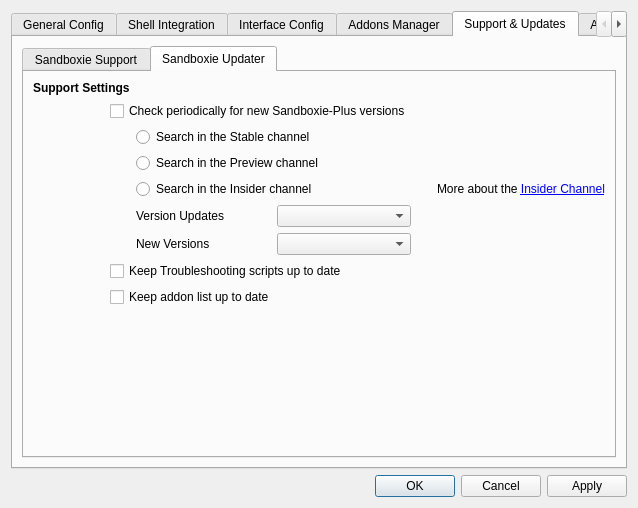
Qt form SandboxiePlus/SandMan/Forms/SettingsWindow.ui (sandboxie-plus/Sandboxie) before a commit.
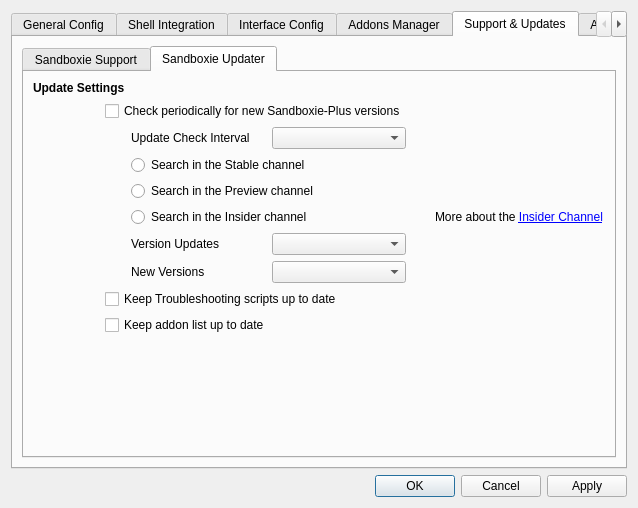
The same form after that commit. The open tabs and pages were chosen to show the change. Icons and pictures are not drawn.

Diff of the .ui file:
```diff
--- a/SandboxiePlus/SandMan/Forms/SettingsWindow.ui
+++ b/SandboxiePlus/SandMan/Forms/SettingsWindow.ui
@@ -1331,112 +1331,81 @@
                <property name="leftMargin">
                 <number>0</number>
                </property>
-               <item row="7" column="2">
-                <widget class="QLabel" name="label_25">
-                 <property name="toolTip">
-                  <string>New full versions from the selected release channel.</string>
+               <item row="4" column="4">
+                <widget class="QLabel" name="lblStable">
+                 <property name="text">
+                  <string/>
                  </property>
+                </widget>
+               </item>
+               <item row="4" column="1">
+                <widget class="QLabel" name="label_39">
+                 <property name="maximumSize">
+                  <size>
+                   <width>20</width>
+                   <height>16777215</height>
+                  </size>
+                 </property>
                  <property name="text">
-                  <string>New Versions</string>
+                  <string/>
                  </property>
                 </widget>
                </item>
-               <item row="9" column="1" colspan="6">
+               <item row="10" column="1" colspan="6">
                 <widget class="QCheckBox" name="chkUpdateAddons">
                  <property name="text">
                   <string>Keep addon list up to date</string>
                  </property>
                 </widget>
                </item>
-               <item row="10" column="4" colspan="2">
-                <spacer name="horizontalSpacer_21">
-                 <property name="orientation">
-                  <enum>Qt::Horizontal</enum>
-                 </property>
-                 <property name="sizeHint" stdset="0">
-                  <size>
-                   <width>40</width>
-                   <height>0</height>
-                  </size>
-                 </property>
-                </spacer>
-               </item>
-               <item row="4" column="2" colspan="2">
-                <widget class="QRadioButton" name="radPreview">
-                 <property name="toolTip">
-                  <string>The preview channel contains the latest GitHub pre-releases.</string>
-                 </property>
-                 <property name="text">
-                  <string>Search in the Preview channel</string>
-                 </property>
-                </widget>
-               </item>
-               <item row="10" column="1">
-                <spacer name="verticalSpacer_12">
-                 <property name="orientation">
-                  <enum>Qt::Vertical</enum>
-                 </property>
-                 <property name="sizeHint" stdset="0">
-                  <size>
-                   <width>20</width>
-                   <height>0</height>
-                  </size>
-                 </property>
-                </spacer>
-               </item>
                <item row="1" column="0" colspan="2">
                 <widget class="QLabel" name="lblUpdates">
                  <property name="font">
                   <font>
-                   <weight>75</weight>
                    <bold>true</bold>
                    <kerning>true</kerning>
                   </font>
                  </property>
                  <property name="text">
-                  <string>Support Settings</string>
+                  <string>Update Settings</string>
                  </property>
                 </widget>
                </item>
                <item row="5" column="4">
-                <widget class="QLabel" name="lblInsider">
-                 <property name="text">
-                  <string/>
-                 </property>
-                </widget>
-               </item>
-               <item row="3" column="2" colspan="2">
-                <widget class="QRadioButton" name="radStable">
-                 <property name="toolTip">
-                  <string>The stable channel contains the latest stable GitHub releases.</string>
-                 </property>
-                 <property name="text">
-                  <string>Search in the Stable channel</string>
-                 </property>
-                </widget>
-               </item>
-               <item row="6" column="4" colspan="2">
-                <widget class="QLabel" name="lblRevision">
-                 <property name="text">
-                  <string/>
-                 </property>
-                </widget>
-               </item>
-               <item row="4" column="4">
                 <widget class="QLabel" name="lblPreview">
                  <property name="text">
                   <string/>
                  </property>
                 </widget>
                </item>
-               <item row="3" column="4">
-                <widget class="QLabel" name="lblStable">
+               <item row="2" column="4" colspan="2">
+                <widget class="QLabel" name="lblCurrent">
                  <property name="text">
                   <string/>
                  </property>
                 </widget>
                </item>
+               <item row="7" column="2">
+                <widget class="QLabel" name="label_27">
+                 <property name="toolTip">
+                  <string>Hotpatches for the installed version, updates to the Templates.ini and translations.</string>
+                 </property>
+                 <property name="text">
+                  <string>Version Updates</string>
+                 </property>
+                </widget>
+               </item>
                <item row="5" column="2" colspan="2">
+                <widget class="QRadioButton" name="radPreview">
+                 <property name="toolTip">
+                  <string>The preview channel contains the latest GitHub pre-releases.</string>
+                 </property>
+                 <property name="text">
+                  <string>Search in the Preview channel</string>
+                 </property>
+                </widget>
+               </item>
+               <item row="6" column="2" colspan="2">
                 <widget class="QRadioButton" name="radInsider">
                  <property name="toolTip">
                   <string>The Insider channel offers early access to new features and bugfixes that will eventually be released to the public, as well as all relevant improvements from the stable channel. 
@@ -1447,22 +1416,43 @@
                  </property>
                 </widget>
                </item>
+               <item row="6" column="4">
+                <widget class="QLabel" name="lblInsider">
+                 <property name="text">
+                  <string/>
+                 </property>
+                </widget>
+               </item>
+               <item row="7" column="4" colspan="2">
+                <widget class="QLabel" name="lblRevision">
+                 <property name="text">
+                  <string/>
+                 </property>
+                </widget>
+               </item>
                <item row="7" column="3">
-                <widget class="QComboBox" name="cmbRelease"/>
-               </item>
-               <item row="6" column="3">
                 <widget class="QComboBox" name="cmbUpdate"/>
                </item>
-               <item row="3" column="1">
-                <widget class="QLabel" name="label_39">
-                 <property name="maximumSize">
+               <item row="11" column="4" colspan="2">
+                <spacer name="horizontalSpacer_21">
+                 <property name="orientation">
+                  <enum>Qt::Horizontal</enum>
+                 </property>
+                 <property name="sizeHint" stdset="0">
                   <size>
-                   <width>20</width>
-                   <height>16777215</height>
+                   <width>40</width>
+                   <height>0</height>
                   </size>
                  </property>
+                </spacer>
+               </item>
+               <item row="8" column="2">
+                <widget class="QLabel" name="label_25">
+                 <property name="toolTip">
+                  <string>New full versions from the selected release channel.</string>
+                 </property>
                  <property name="text">
-                  <string/>
+                  <string>New Versions</string>
                  </property>
                 </widget>
                </item>
@@ -1473,37 +1463,7 @@
                  </property>
                 </widget>
                </item>
-               <item row="2" column="4" colspan="2">
-                <widget class="QLabel" name="lblCurrent">
-                 <property name="text">
-                  <string/>
-                 </property>
-                </widget>
-               </item>
-               <item row="6" column="2">
-                <widget class="QLabel" name="label_27">
-                 <property name="toolTip">
-                  <string>Hotpatches for the installed version, updates to the Templates.ini and translations.</string>
-                 </property>
-                 <property name="text">
-                  <string>Version Updates</string>
-                 </property>
-                </widget>
-               </item>
-               <item row="10" column="6">
-                <spacer name="horizontalSpacer_22">
-                 <property name="orientation">
-                  <enum>Qt::Horizontal</enum>
-                 </property>
-                 <property name="sizeHint" stdset="0">
-                  <size>
-                   <width>40</width>
-                   <height>0</height>
-                  </size>
-                 </property>
-                </spacer>
-               </item>
-               <item row="5" column="5" colspan="2">
+               <item row="6" column="5" colspan="2">
                 <widget class="QLabel" name="lblInsiderInfo">
                  <property name="toolTip">
                   <string/>
@@ -1513,13 +1473,62 @@
                  </property>
                 </widget>
                </item>
-               <item row="8" column="1" colspan="6">
+               <item row="11" column="6">
+                <spacer name="horizontalSpacer_22">
+                 <property name="orientation">
+                  <enum>Qt::Horizontal</enum>
+                 </property>
+                 <property name="sizeHint" stdset="0">
+                  <size>
+                   <width>40</width>
+                   <height>0</height>
+                  </size>
+                 </property>
+                </spacer>
+               </item>
+               <item row="9" column="1" colspan="6">
                 <widget class="QCheckBox" name="chkUpdateIssues">
                  <property name="text">
                   <string>Keep Troubleshooting scripts up to date</string>
                  </property>
                 </widget>
                </item>
+               <item row="4" column="2" colspan="2">
+                <widget class="QRadioButton" name="radStable">
+                 <property name="toolTip">
+                  <string>The stable channel contains the latest stable GitHub releases.</string>
+                 </property>
+                 <property name="text">
+                  <string>Search in the Stable channel</string>
+                 </property>
+                </widget>
+               </item>
+               <item row="8" column="3">
+                <widget class="QComboBox" name="cmbRelease"/>
+               </item>
+               <item row="11" column="1">
+                <spacer name="verticalSpacer_12">
+                 <property name="orientation">
+                  <enum>Qt::Vertical</enum>
+                 </property>
+                 <property name="sizeHint" stdset="0">
+                  <size>
+                   <width>20</width>
+                   <height>0</height>
+                  </size>
+                 </property>
+                </spacer>
+               </item>
+               <item row="3" column="3">
+                <widget class="QComboBox" name="cmbInterval"/>
+               </item>
+               <item row="3" column="2">
+                <widget class="QLabel" name="label_5">
+                 <property name="text">
+                  <string>Update Check Interval</string>
+                 </property>
+                </widget>
+               </item>
               </layout>
              </item>
             </layout>
```
Left out of the diff: 16 changed lines with no effect on the pictures.
